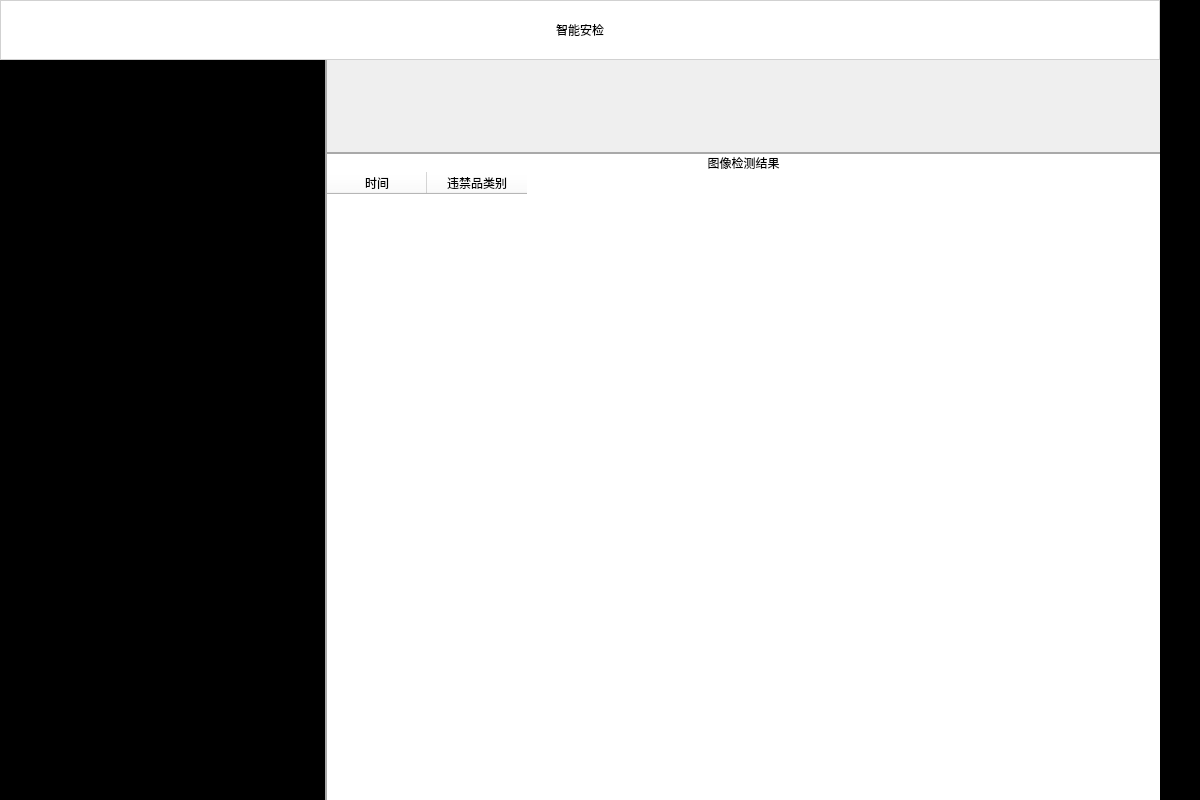
Qt form widget.ui (Zyun-Eureka/project-vbox-1021) before a commit.
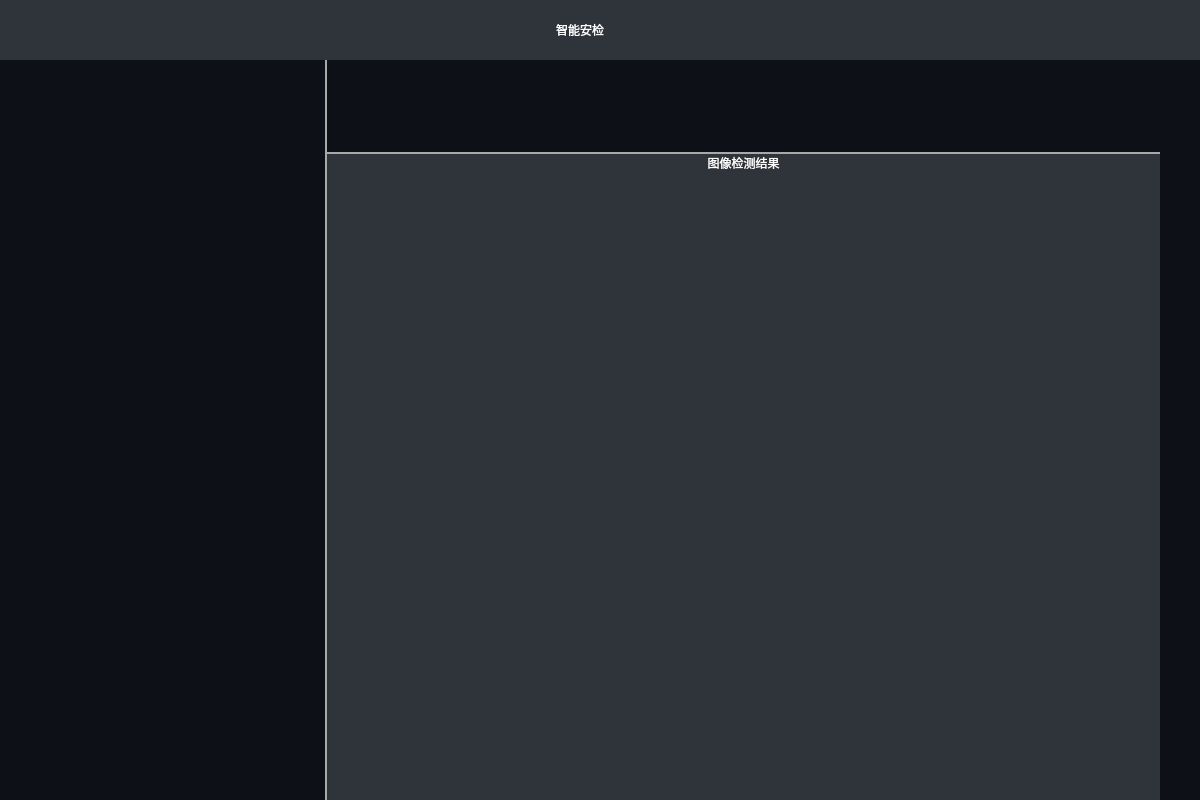
The same form after that commit. Custom widgets are drawn as their Qt base class.

What changed in the file:
```diff
--- a/widget.ui
+++ b/widget.ui
@@ -21,7 +21,7 @@
   </property>
   <property name="styleSheet">
    <string notr="true">#Widget{
-	background-color: rgb(0, 0, 0);
+	background-color:#0D1017;
 }</string>
   </property>
   <layout class="QVBoxLayout" name="verticalLayout" stretch="1,9">
@@ -41,13 +41,18 @@
     <number>0</number>
    </property>
    <item>
-    <widget class="QWidget" name="widget_2" native="true">
+    <widget class="QWidget" name="header" native="true">
      <property name="maximumSize">
       <size>
        <width>16777215</width>
        <height>60</height>
       </size>
      </property>
+     <property name="styleSheet">
+      <string notr="true">#header{
+background-color: #2F343A;
+}</string>
+     </property>
      <layout class="QGridLayout" name="gridLayout">
       <property name="leftMargin">
        <number>0</number>
@@ -73,9 +78,9 @@
          </size>
         </property>
         <property name="styleSheet">
-         <string notr="true">background-color: rgb(255, 255, 255);
-font: 700 24pt &quot;微软雅黑&quot;;
-border:1px solid rgb(209, 209, 209);
+         <string notr="true">font: 700 24pt &quot;微软雅黑&quot;;
+
+color: rgb(255, 255, 255);
 </string>
         </property>
         <property name="text">
@@ -185,7 +190,8 @@
             </property>
             <widget class="QScrollArea" name="list">
              <property name="styleSheet">
-              <string notr="true">border:0px;</string>
+              <string notr="true">border:0px;
+background-color: #0D1017;</string>
              </property>
              <property name="widgetResizable">
               <bool>true</bool>
@@ -196,7 +202,7 @@
                 <x>0</x>
                 <y>0</y>
                 <width>833</width>
-                <height>81</height>
+                <height>87</height>
                </rect>
               </property>
              </widget>
@@ -215,7 +221,7 @@
               </size>
              </property>
              <property name="styleSheet">
-              <string notr="true">background-color: rgb(255, 255, 255);</string>
+              <string notr="true">background-color: #2F343A;</string>
              </property>
              <layout class="QVBoxLayout" name="verticalLayout_4">
               <property name="spacing">
@@ -236,7 +242,8 @@
               <item>
                <widget class="QLabel" name="text">
                 <property name="styleSheet">
-                 <string notr="true">font: 700 12pt &quot;微软雅黑&quot;;</string>
+                 <string notr="true">font: 700 12pt &quot;微软雅黑&quot;;
+color: rgb(255, 255, 255);</string>
                 </property>
                 <property name="text">
                  <string>图像检测结果</string>
@@ -257,16 +264,6 @@
                 <property name="styleSheet">
                  <string notr="true">border:0px;</string>
                 </property>
-                <column>
-                 <property name="text">
-                  <string>时间</string>
-                 </property>
-                </column>
-                <column>
-                 <property name="text">
-                  <string>违禁品类别</string>
-                 </property>
-                </column>
                </widget>
               </item>
               <item>
```
